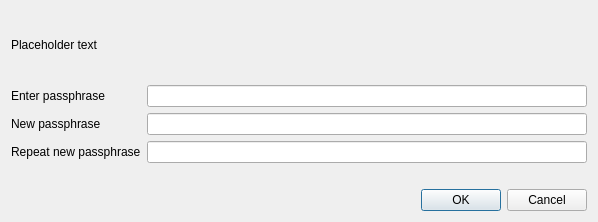
VaporumCoin/VaporumOcean-0.7.2, file src/qt/forms/askpassphrasedialog.ui: the form before one commit.
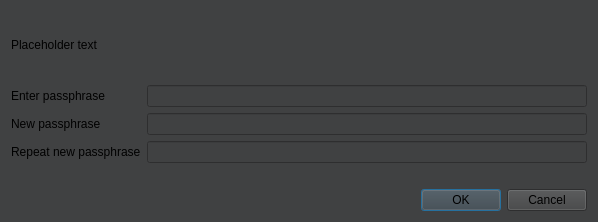
The form after the commit.

```diff
--- a/src/qt/forms/askpassphrasedialog.ui
+++ b/src/qt/forms/askpassphrasedialog.ui
@@ -25,6 +25,9 @@
   <property name="windowTitle">
    <string>Passphrase Dialog</string>
   </property>
+  <property name="styleSheet">
+   <string notr="true">background-color: rgb(64, 65, 66);</string>
+  </property>
   <layout class="QVBoxLayout" name="verticalLayout">
    <property name="sizeConstraint">
     <enum>QLayout::SetMinimumSize</enum>
```
